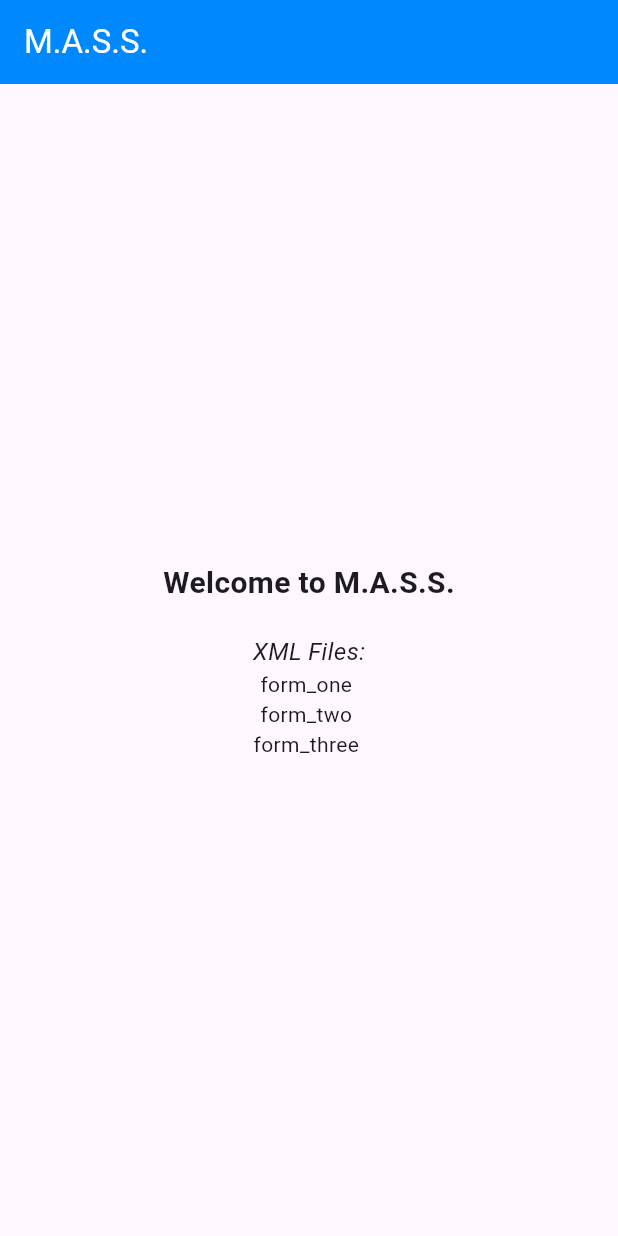
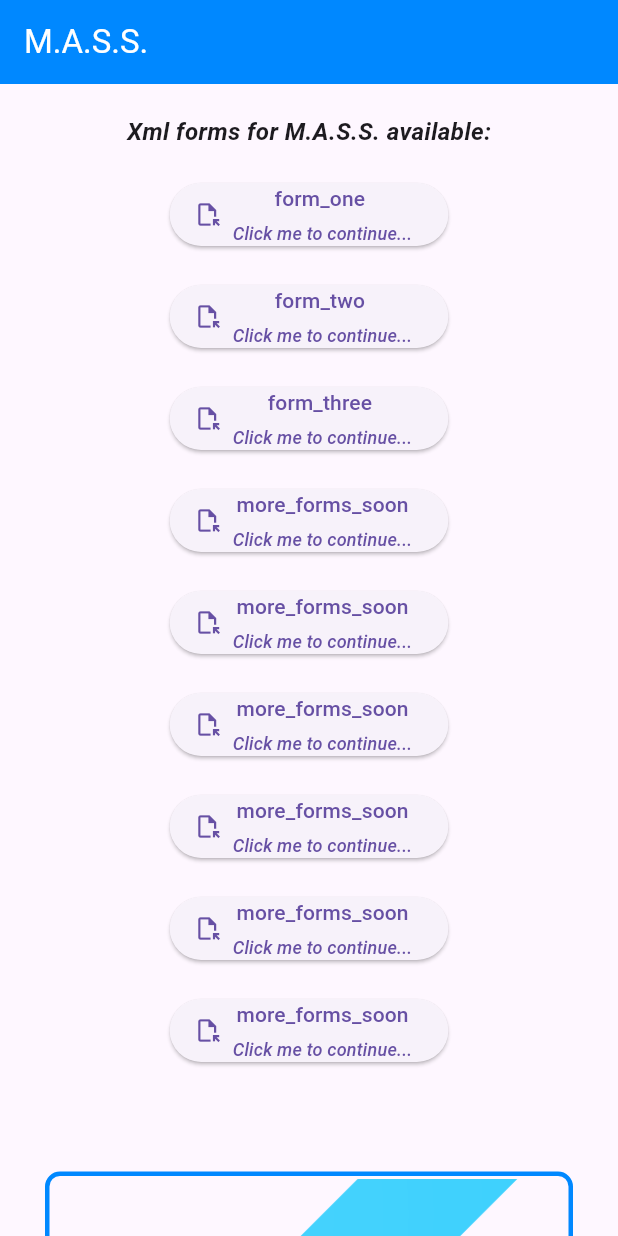
Before and after one commit to fsmehyl/mass, a Flutter app: the screen it shows after launch, on a phone screen of 412 x 824 dp. Run offline on Flutter 3.47's test engine with Material 3 defaults, Android fonts, the phone set to English and light mode, and no system bars.

Commit message:
added flutter_logo, better buttons and scrollable UI

```diff
--- /dev/null
+++ b/lib/home_page.dart
@@ -0,0 +1,142 @@
+import 'package:flutter/material.dart';
+
+class MyHomePage extends StatefulWidget {
+  const MyHomePage({super.key, required this.title});
+
+  final String title;
+
+  @override
+  State<MyHomePage> createState() => _MyHomePageState();
+}
+
+class _MyHomePageState extends State<MyHomePage> {
+  List<String> _fileNames = [];
+
+  @override
+  void initState() {
+    super.initState();
+    _loadFileNames();
+  }
+
+  void _loadFileNames() {
+    List<String> filePaths = [
+      'assets/xml_forms/form_one.xml',
+      'assets/xml_forms/form_two.xml',
+      'assets/xml_forms/form_three.xml',
+      'assets/xml_forms/more_forms_soon',
+      'assets/xml_forms/more_forms_soon',
+      'assets/xml_forms/more_forms_soon',
+      'assets/xml_forms/more_forms_soon',
+      'assets/xml_forms/more_forms_soon',
+      'assets/xml_forms/more_forms_soon',
+
+    ];
+
+    setState(() {
+      _fileNames = filePaths.map((path) {
+        String fileName = path.split('/').last;
+        return fileName.replaceAll('.xml', ' ');
+      }).toList();
+    });
+  }
+
+  @override
+  Widget build(BuildContext context) {
+    return Scaffold(
+      appBar: AppBar(
+        backgroundColor: const Color.fromARGB(255, 0, 136, 255),
+        title: Text(
+          widget.title,
+          style: const TextStyle(color: Colors.white),
+        ),
+      ),
+      body: Center(
+        child: SingleChildScrollView(
+          child: Column(
+            mainAxisAlignment: MainAxisAlignment.center,
+            children: <Widget>[
+              const SizedBox(height: 20),
+              const Text(
+                'Xml forms for M.A.S.S. available:',
+                style: TextStyle(
+                  fontWeight: FontWeight.bold,
+                  fontSize: 16,
+                  fontStyle: FontStyle.italic,
+                ),
+              ),
+              const SizedBox(height: 20),
+              for (var fileName in _fileNames)
+                Column(
+                  children: [
+                    ElevatedButton.icon(
+                      onPressed: () {
+                        // Add your action here
+                        switch (fileName) {
+                          case 'form_one ':
+                            print("1");
+                            break;
+                          case 'form_two ':
+                            print("2");
+                            break;
+                          case 'form_three ':
+                            print("3");
+                            break;
+                          default:
+                            print('Error');
+                        }
+                      },
+                      icon: Icon(Icons.file_open_outlined),
+                      label: Column(
+                        children: [
+                          Text(
+                            fileName,
+                            style: const TextStyle(
+                              fontSize: 14,
+                            ),
+                          ),
+                          const SizedBox(height: 5),
+                          Text(
+                            'Click me to continue...',
+                            style: const TextStyle(
+                              fontSize: 12,
+                              fontStyle: FontStyle.italic,
+                            ),
+                          ),
+                        ],
+                      ),
+                    ),
+                    const SizedBox(height: 20),
+                  ],
+                ),
+              const SizedBox(height: 20), // Add spacing before the image
+              Container(
+                margin: EdgeInsets.all(30), // Add margin here
+                decoration: BoxDecoration(
+                  border: Border.all(color: const Color.fromARGB(255, 0, 136, 255), width: 3),
+                  borderRadius: BorderRadius.circular(10),
+                ),
+                child: Column(
+                  children: [
+                    Image.asset(
+                      'assets/Flutter_logo.png',
+                      width: 350, // Adjust the width as needed
+                      height: 350, // Adjust the height as needed
+                    ),
+                    const SizedBox(height: 10), // Add spacing between image and text
+                    Text(
+                      'Powered by Flutter',
+                      style: const TextStyle(
+                        fontSize: 16,
+                        fontStyle: FontStyle.italic,
+                      ),
+                    ),
+                  ],
+                ),
+              ),
+            ],
+          ),
+        ),
+      ),
+    );
+  }
+}
--- a/lib/main.dart
+++ b/lib/main.dart
@@ -1,6 +1,5 @@
 import 'package:flutter/material.dart';
-import 'package:flutter/services.dart' show rootBundle;
-import 'package:xml/xml.dart';
+import 'package:mass/home_page.dart';
 
 void main() {
   runApp(const MyApp());
@@ -21,81 +20,3 @@ class MyApp extends StatelessWidget {
     );
   }
 }
-
-class MyHomePage extends StatefulWidget {
-  const MyHomePage({super.key, required this.title});
-
-  final String title;
-
-  @override
-  State<MyHomePage> createState() => _MyHomePageState();
-}
-
-class _MyHomePageState extends State<MyHomePage> {
-  List<String> _fileNames = [];
-
-  @override
-  void initState() {
-    super.initState();
-    _loadFileNames();
-  }
-
-  void _loadFileNames() {
-    // List of files manually specified (since we cannot list files directly in assets)
-    List<String> filePaths = [
-      'assets/xml_forms/form_one.xml',
-      'assets/xml_forms/form_two.xml',
-      'assets/xml_forms/form_three.xml',
-    ];
-
-    // Extract the file names from the paths and remove the .xml extension
-    setState(() {
-      _fileNames = filePaths.map((path) {
-        String fileName = path.split('/').last;
-        return fileName.replaceAll('.xml', ' ');
-      }).toList();
-    });
-  }
-
-  @override
-  Widget build(BuildContext context) {
-    return Scaffold(
-      appBar: AppBar(
-        backgroundColor: Color.fromARGB(255, 0, 136, 255),
-        title: Text(
-          widget.title,
-          style: TextStyle(color: Colors.white),
-        ),
-      ),
-      body: Center(
-        child: Column(
-          mainAxisAlignment: MainAxisAlignment.center,
-          children: <Widget>[
-            Text(
-              'Welcome to M.A.S.S.',
-              style: TextStyle(
-                fontSize: 20,
-                fontWeight: FontWeight.bold,
-              ),
-            ),
-            SizedBox(height: 20),
-            Text(
-              'XML Files:',
-              style: TextStyle(
-                fontSize: 16,
-                fontStyle: FontStyle.italic,
-              ),
-            ),
-            for (var fileName in _fileNames)
-              Text(
-                fileName,
-                style: TextStyle(
-                  fontSize: 14,
-                ),
-              ),
-          ],
-        ),
-      ),
-    );
-  }
-}
--- a/pubspec.yaml
+++ b/pubspec.yaml
@@ -67,6 +67,7 @@ flutter:
     - assets/xml_forms/form_one.xml
     - assets/xml_forms/form_two.xml
     - assets/xml_forms/form_three.xml
+    - assets/Flutter_logo.png
 
   # An image asset can refer to one or more resolution-specific "variants", see
   # https://flutter.dev/assets-and-images/#resolution-aware
```
Also changed, not shown: assets/Flutter_logo.png (added).
